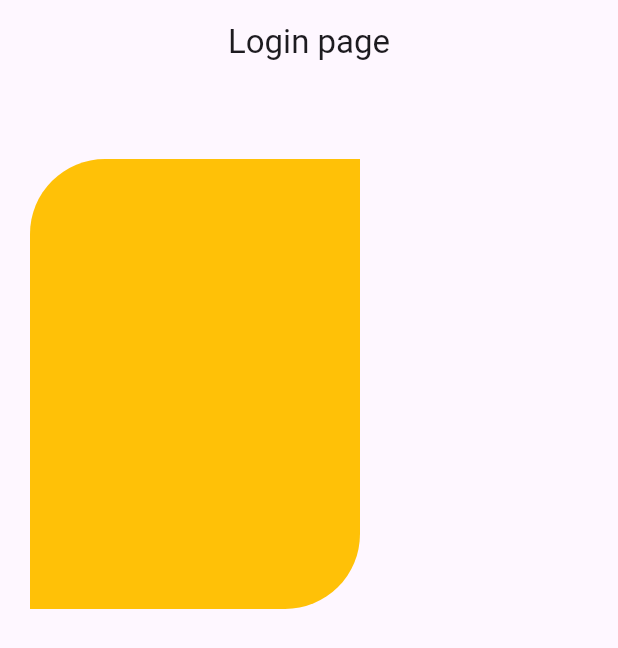
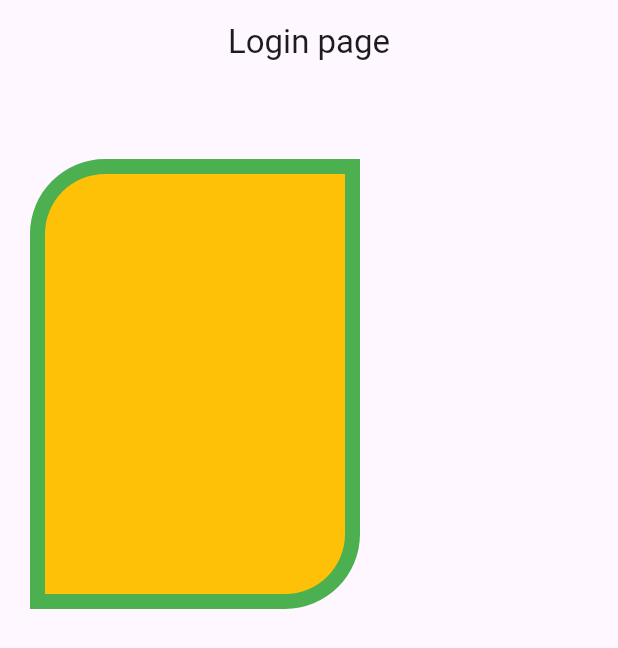
Before and after one commit to engektiar/FlutterAppDesign, a Flutter app: the screen it shows after launch, on a phone screen of 412 x 824 dp. Shown: the top 648 px of the screen. Run offline on Flutter 3.47's test engine with Material 3 defaults, Android fonts, the phone set to English and light mode, and no system bars.

Commit message:
border add kora hoisa

```diff
--- a/lib/login.dart
+++ b/lib/login.dart
@@ -19,6 +19,7 @@ class Login extends StatelessWidget {
           // borderRadius: BorderRadius.circular(50),
           borderRadius: BorderRadius.only(
               topLeft: Radius.circular(50), bottomRight: Radius.circular(50)),
+          border: Border.all(color: Colors.green, width: 10),
         ),
       ),
     );
```
